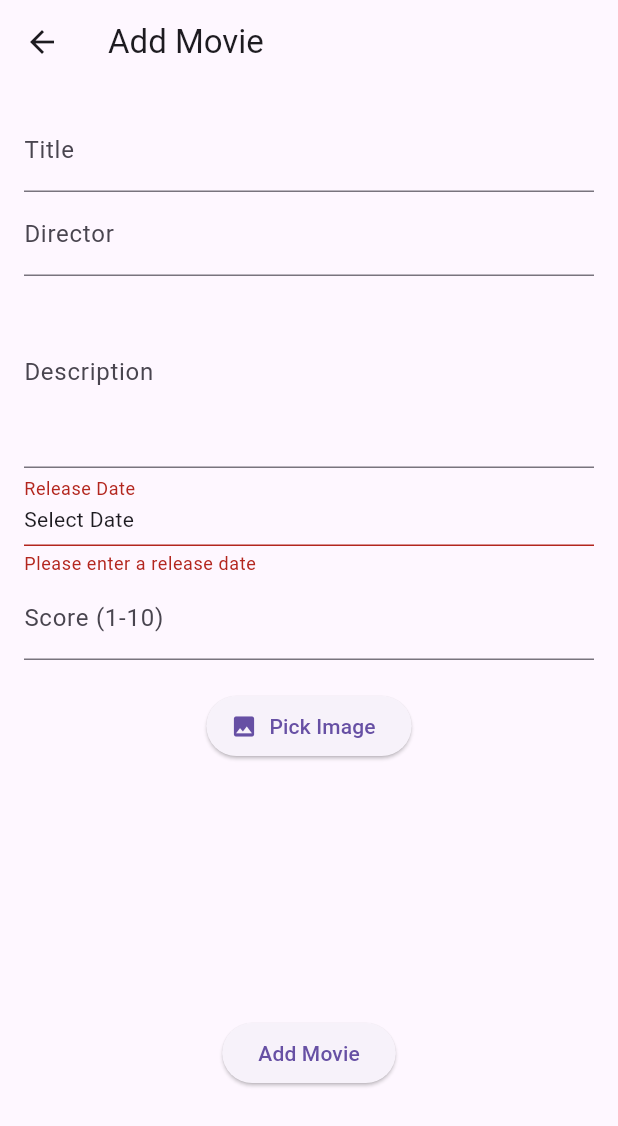
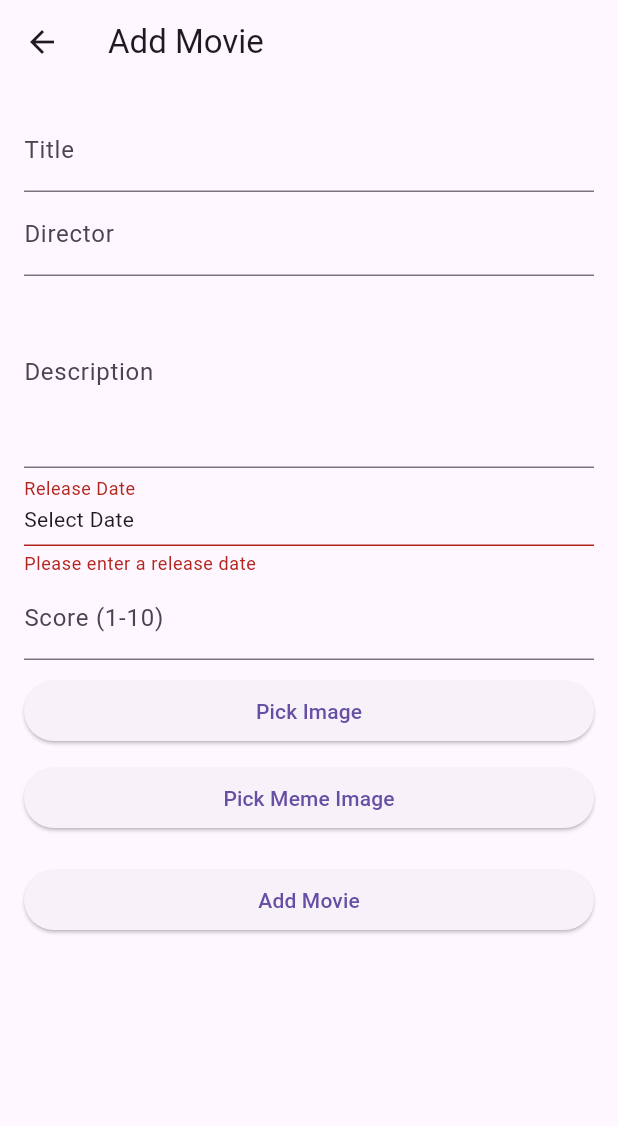
Before and after one commit to DutchDean/movieapptest, a Flutter app: the MovieAddScreen screen opened directly, after a tap on "Pick Image", on a phone screen of 412 x 824 dp. Shown: the top 1126 px of the screen. Run offline on Flutter 3.47's test engine with Material 3 defaults, Android fonts, the phone set to English and light mode, and no system bars; our stand-ins replace image_picker, shared_preferences; accounts and stored records are empty.

Commit message:
broke images

```diff
--- a/lib/models/movie.dart
+++ b/lib/models/movie.dart
@@ -6,6 +6,7 @@ class Movie {
   final DateTime? releaseDate;
   final int score;
   final String? imagePath;
+  final String? memeImage;  // Add this line
 
   Movie({
     required this.id,
@@ -15,6 +16,7 @@ class Movie {
     required this.releaseDate,
     required this.score,
     this.imagePath,
+    this.memeImage,  // Add this line
   });
 
   Map<String, dynamic> toMap() {
@@ -26,6 +28,7 @@ class Movie {
       'releaseDate': releaseDate?.toIso8601String(),
       'score': score,
       'imagePath': imagePath,
+      'memeImage': memeImage,  // Add this line
     };
   }
 
@@ -38,6 +41,7 @@ class Movie {
       releaseDate: map['releaseDate'] != null ? DateTime.parse(map['releaseDate']) : null,
       score: map['score'] ?? 5,
       imagePath: map['imagePath'],
+      memeImage: map['memeImage'],  // Add this line
     );
   }
 }
--- a/lib/screens/movie_add_screen.dart
+++ b/lib/screens/movie_add_screen.dart
@@ -1,11 +1,10 @@
-import 'dart:io';
 import 'package:flutter/material.dart';
 import 'package:intl/intl.dart';
 import 'package:provider/provider.dart';
-import 'package:image_picker/image_picker.dart';
-import 'package:uuid/uuid.dart';
 import 'package:movieapptest/providers/movie_provider.dart';
 import 'package:movieapptest/models/movie.dart';
+import 'package:image_picker/image_picker.dart';
+import 'dart:io';
 
 class MovieAddScreen extends StatefulWidget {
   const MovieAddScreen({Key? key}) : super(key: key);
@@ -21,7 +20,8 @@ class _MovieAddScreenState extends State<MovieAddScreen> {
   final TextEditingController _descriptionController = TextEditingController();
   final TextEditingController _scoreController = TextEditingController();
   DateTime? _selectedDate;
-  XFile? _selectedImage;
+  File? _imageFile;
+  File? _memeImageFile;
 
   @override
   Widget build(BuildContext context) {
@@ -33,8 +33,7 @@ class _MovieAddScreenState extends State<MovieAddScreen> {
         padding: const EdgeInsets.all(16.0),
         child: Form(
           key: _formKey,
-          child: SingleChildScrollView(
-            child: Column(
+          child: ListView(
             children: [
               TextFormField(
                 controller: _titleController,
@@ -90,47 +89,55 @@ class _MovieAddScreenState extends State<MovieAddScreen> {
                   return null;
                 },
               ),
-                const SizedBox(height: 20),
-                ElevatedButton.icon(
-                  icon: const Icon(Icons.image),
-                  label: const Text('Pick Image'),
-                  onPressed: _pickImage,
+              const SizedBox(height: 10),
+              ElevatedButton(
+                onPressed: () {
+                  _pickImage(ImageSource.gallery, isMeme: false);
+                },
+                child: const Text('Pick Image'),
               ),
-                _selectedImage != null
-                    ? Image.file(
-                        File(_selectedImage!.path),
-                        height: 150,
-                        width: 150,
-                        fit: BoxFit.cover,
-                      )
-                    : const SizedBox(height: 150, width: 150),
+              if (_imageFile != null)
+                Image.file(
+                  _imageFile!,
+                  height: 100,
+                ),
+              const SizedBox(height: 10),
+              ElevatedButton(
+                onPressed: () {
+                  _pickImage(ImageSource.gallery, isMeme: true);
+                },
+                child: const Text('Pick Meme Image'),
+              ),
+              if (_memeImageFile != null)
+                Image.file(
+                  _memeImageFile!,
+                  height: 100,
+                ),
               const SizedBox(height: 20),
               ElevatedButton(
                 onPressed: () {
                   if (_formKey.currentState?.validate() ?? false) {
                     try {
                       final movie = Movie(
-                          id: const Uuid().v4(),
+                        id: UniqueKey().toString(),  // Provide a unique ID
                         title: _titleController.text,
                         director: _directorController.text,
-                          description: _descriptionController.text.isNotEmpty
-                              ? _descriptionController.text
-                              : null,
+                        description: _descriptionController.text.isNotEmpty ? _descriptionController.text : null,
                         releaseDate: _selectedDate,
                         score: int.parse(_scoreController.text),
-                          imagePath: _selectedImage?.path,
+                        imagePath: _imageFile?.path,
+                        memeImage: _memeImageFile?.path,
                       );
                       Provider.of<MovieProvider>(context, listen: false).addMovie(movie);
                       Navigator.pop(context);
                     } catch (error) {
-                        // Handle error
+                      // Error
                     }
                   }
                 },
                 child: const Text('Add Movie'),
               ),
             ],
-            ),
           ),
         ),
       ),
@@ -151,12 +158,17 @@ class _MovieAddScreenState extends State<MovieAddScreen> {
     }
   }
 
-  Future<void> _pickImage() async {
-    final ImagePicker picker = ImagePicker();
-    final XFile? image = await picker.pickImage(source: ImageSource.gallery);
-    if (image != null) {
+  Future<void> _pickImage(ImageSource source, {required bool isMeme}) async {
+    final picker = ImagePicker();
+    final pickedFile = await picker.pickImage(source: source);
+
+    if (pickedFile != null) {
       setState(() {
-        _selectedImage = image;
+        if (isMeme) {
+          _memeImageFile = File(pickedFile.path);
+        } else {
+          _imageFile = File(pickedFile.path);
+        }
       });
     }
   }
```
Also changed, not shown: lib/screens/movie_detail_screen.dart (+15 -3 lines), lib/screens/movie_edit_screen.dart (+43 -19 lines). Lines whose indentation alone changed are shown as unchanged.
